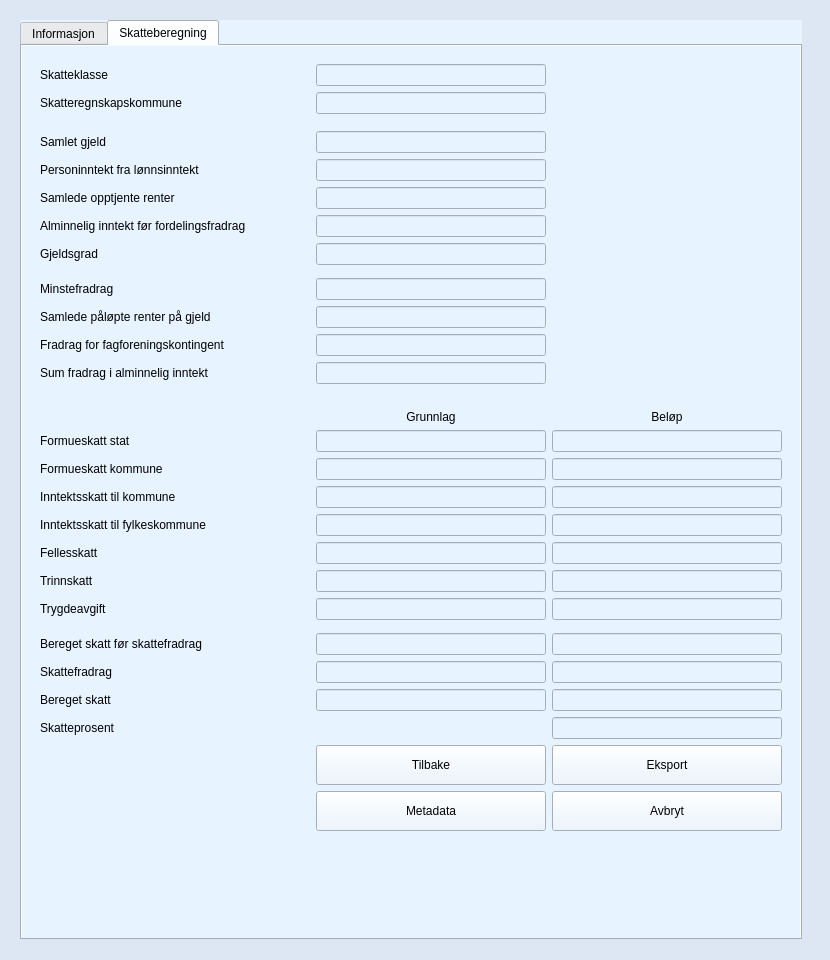
Above: source/ui/views/forms/tax_form.ui from seemir/stressa before the change. Below: the same form after it.
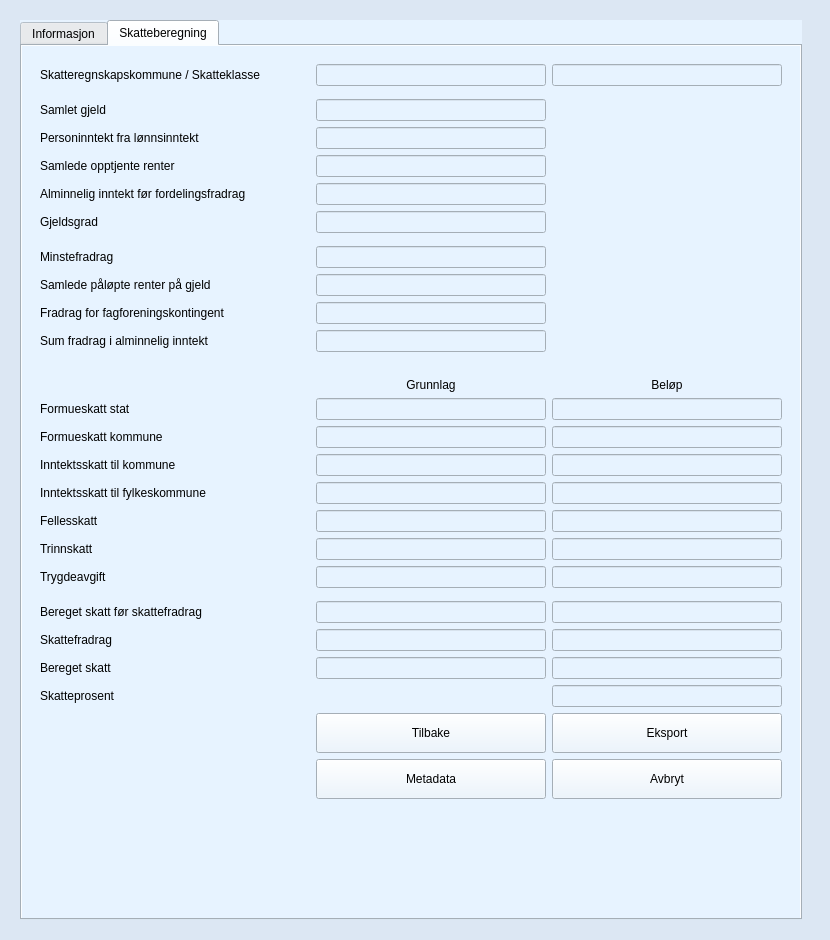
That is the form after the change. The open tabs and pages were chosen to show the change. Icons and pictures are not drawn.

What changed in the file:
```diff
--- a/source/ui/views/forms/tax_form.ui
+++ b/source/ui/views/forms/tax_form.ui
@@ -7,7 +7,7 @@
     <x>0</x>
     <y>0</y>
     <width>830</width>
-    <height>960</height>
+    <height>940</height>
    </rect>
   </property>
   <property name="sizePolicy">
@@ -19,7 +19,7 @@
   <property name="minimumSize">
    <size>
     <width>830</width>
-    <height>960</height>
+    <height>940</height>
    </size>
   </property>
   <property name="maximumSize">
@@ -898,7 +898,7 @@
         <x>0</x>
         <y>0</y>
         <width>783</width>
-        <height>806</height>
+        <height>776</height>
        </rect>
       </property>
       <property name="palette">
@@ -4962,7 +4962,7 @@
                 <property name="maximumSize">
                  <size>
                   <width>16777215</width>
-                  <height>5</height>
+                  <height>1</height>
                  </size>
                 </property>
                 <property name="text">
@@ -4997,25 +4997,6 @@
                 </property>
                </widget>
               </item>
-              <item row="13" column="0">
-               <widget class="QLabel" name="label_whitespace_7">
-                <property name="sizePolicy">
-                 <sizepolicy hsizetype="Preferred" vsizetype="Fixed">
-                  <horstretch>0</horstretch>
-                  <verstretch>0</verstretch>
-                 </sizepolicy>
-                </property>
-                <property name="minimumSize">
-                 <size>
-                  <width>0</width>
-                  <height>1</height>
-                 </size>
-                </property>
-                <property name="text">
-                 <string/>
-                </property>
-               </widget>
-              </item>
               <item row="5" column="1">
                <widget class="QLineEdit" name="line_edit_samlede_opptjente_renter_i_innenlandske_banker">
                 <property name="enabled">
@@ -5128,32 +5109,6 @@
                 </property>
                </widget>
               </item>
-              <item row="1" column="1">
-               <widget class="QLineEdit" name="line_edit_skatteregnskapskommune">
-                <property name="enabled">
-                 <bool>false</bool>
-                </property>
-                <property name="maximumSize">
-                 <size>
-                  <width>230</width>
-                  <height>16777215</height>
-                 </size>
-                </property>
-               </widget>
-              </item>
-              <item row="0" column="1">
-               <widget class="QLineEdit" name="line_edit_skatteklasse">
-                <property name="enabled">
-                 <bool>false</bool>
-                </property>
-                <property name="maximumSize">
-                 <size>
-                  <width>230</width>
-                  <height>16777215</height>
-                 </size>
-                </property>
-               </widget>
-              </item>
               <item row="19" column="1">
                <widget class="QLabel" name="label_grunnlag">
                 <property name="sizePolicy">
@@ -5192,32 +5147,6 @@
                 </property>
                </widget>
               </item>
-              <item row="0" column="0">
-               <widget class="QLabel" name="label_skatteklasse">
-                <property name="maximumSize">
-                 <size>
-                  <width>16777215</width>
-                  <height>20</height>
-                 </size>
-                </property>
-                <property name="text">
-                 <string>Skatteklasse</string>
-                </property>
-               </widget>
-              </item>
-              <item row="1" column="0">
-               <widget class="QLabel" name="label_skatteregnskapskommune">
-                <property name="maximumSize">
-                 <size>
-                  <width>16777215</width>
-                  <height>20</height>
-                 </size>
-                </property>
-                <property name="text">
-                 <string>Skatteregnskapskommune</string>
-                </property>
-               </widget>
-              </item>
               <item row="21" column="0">
                <widget class="QLabel" name="label_formueskatt_kommune">
                 <property name="text">
@@ -5497,6 +5426,64 @@
                 </property>
                </widget>
               </item>
+              <item row="0" column="2">
+               <widget class="QLineEdit" name="line_edit_skatteklasse">
+                <property name="enabled">
+                 <bool>false</bool>
+                </property>
+                <property name="maximumSize">
+                 <size>
+                  <width>230</width>
+                  <height>16777215</height>
+                 </size>
+                </property>
+               </widget>
+              </item>
+              <item row="0" column="1">
+               <widget class="QLineEdit" name="line_edit_skatteregnskapskommune">
+                <property name="enabled">
+                 <bool>false</bool>
+                </property>
+                <property name="maximumSize">
+                 <size>
+                  <width>230</width>
+                  <height>16777215</height>
+                 </size>
+                </property>
+               </widget>
+              </item>
+              <item row="0" column="0">
+               <widget class="QLabel" name="label_skatteregnskapskommune_skatteklasse">
+                <property name="maximumSize">
+                 <size>
+                  <width>16777215</width>
+                  <height>20</height>
+                 </size>
+                </property>
+                <property name="text">
+                 <string>Skatteregnskapskommune / Skatteklasse</string>
+                </property>
+               </widget>
+              </item>
+              <item row="13" column="0" colspan="3">
+               <widget class="QLabel" name="label_whitespace_7">
+                <property name="sizePolicy">
+                 <sizepolicy hsizetype="Preferred" vsizetype="Fixed">
+                  <horstretch>0</horstretch>
+                  <verstretch>0</verstretch>
+                 </sizepolicy>
+                </property>
+                <property name="minimumSize">
+                 <size>
+                  <width>0</width>
+                  <height>1</height>
+                 </size>
+                </property>
+                <property name="text">
+                 <string/>
+                </property>
+               </widget>
+              </item>
              </layout>
             </widget>
            </item>
```
Left out of the diff: 2 changed lines with no effect on the pictures.
